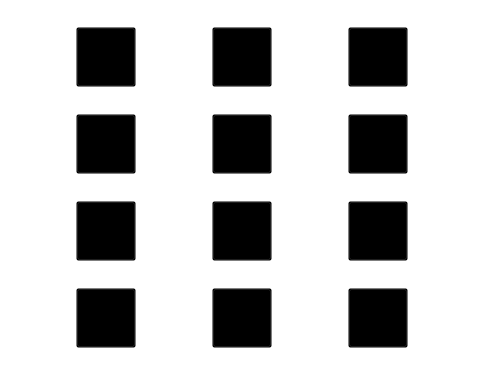
Above: BusBar-Qt/keyboard/mynumberkeyboardwid.ui from luozhiyong131/BusBar before the change. Below: the same form after it.
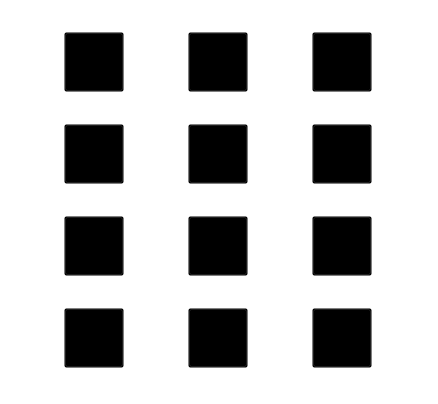
That is the form after the change. Icons and pictures are not drawn.

```diff
--- a/BusBar-Qt/keyboard/mynumberkeyboardwid.ui
+++ b/BusBar-Qt/keyboard/mynumberkeyboardwid.ui
@@ -6,8 +6,8 @@
    <rect>
     <x>0</x>
     <y>0</y>
-    <width>485</width>
-    <height>379</height>
+    <width>438</width>
+    <height>404</height>
    </rect>
   </property>
   <property name="windowTitle">
```
Left out of the diff: 364 changed lines with no effect on the pictures.
